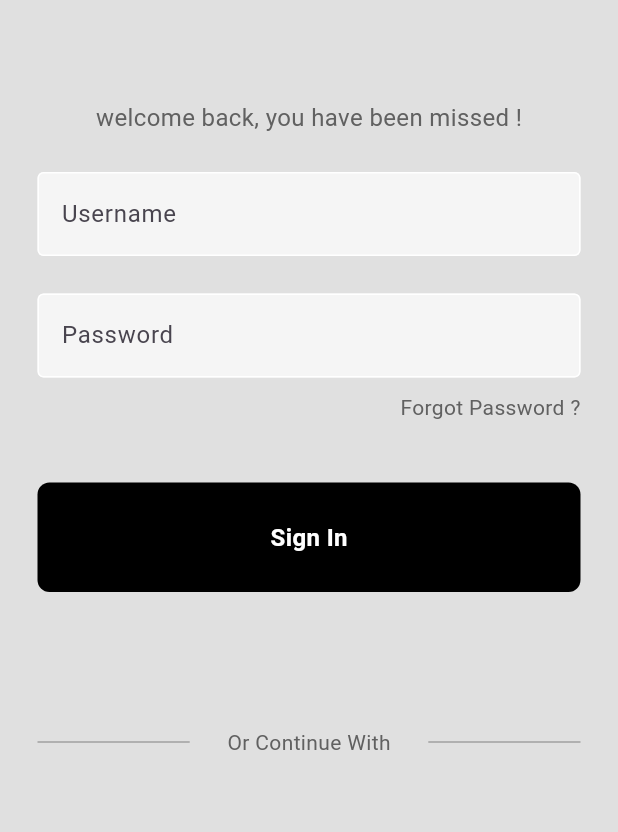
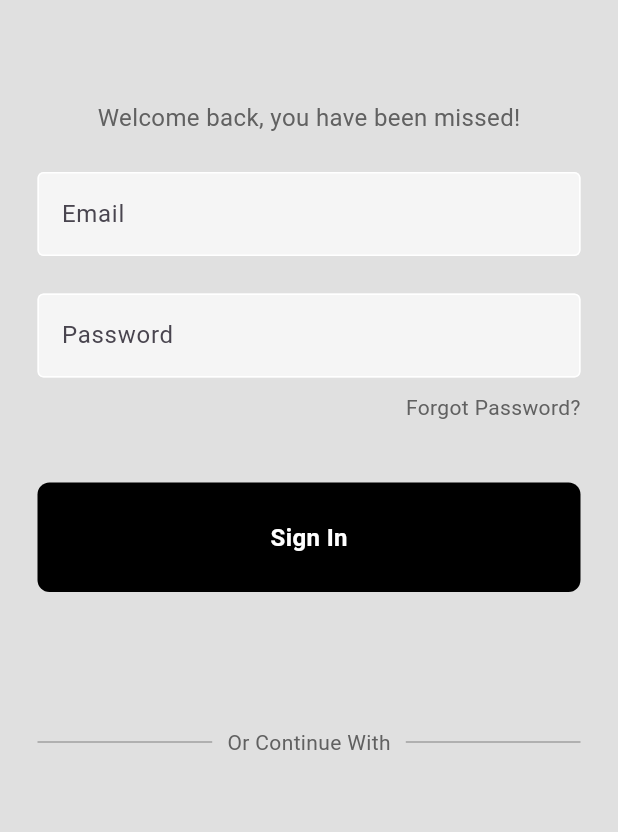
Before and after one commit to DerrickLegacy/stage_mgt_app, a Flutter app: the screen it shows after launch, on a phone screen of 412 x 824 dp. Shown: the part 245-1077 px from the top of the screen. Run offline on Flutter 3.47's test engine with Material 3 defaults, Android fonts, the phone set to English and light mode, and no system bars; our stand-ins replace accordion, firebase_auth, firebase_core; accounts and stored records are empty.

Commit message:
fix: my button fix

```diff
--- a/lib/components/my_button.dart
+++ b/lib/components/my_button.dart
@@ -2,9 +2,12 @@ import 'package:flutter/material.dart';
 
 class MyButton extends StatelessWidget {
   final Function()? onTap;
+  final String text;
+
   const MyButton({
     super.key,
     required this.onTap,
+    required this.text,
   });
 
   @override
@@ -18,12 +21,17 @@ class MyButton extends StatelessWidget {
           color: Colors.black,
           borderRadius: BorderRadius.circular(8),
         ),
-          child: const Center(
+        child: Center(
           child: Text(
-            'Sign In',
-            style: TextStyle(
-                color: Colors.white, fontWeight: FontWeight.bold, fontSize: 16),
-          ))),
+            text,
+            style: const TextStyle(
+              color: Colors.white,
+              fontWeight: FontWeight.bold,
+              fontSize: 16,
+            ),
+          ),
+        ),
+      ),
     );
   }
 }
--- a/lib/pages/auth_page.dart
+++ b/lib/pages/auth_page.dart
@@ -13,9 +13,9 @@ class AuthPage extends StatelessWidget {
         stream: FirebaseAuth.instance.authStateChanges(),
         builder: (context, snapshot) {
           if (snapshot.hasData) {
-            return const HomePage();
+            return HomePage();
           } else {
-            return LoginPage();
+            return const LoginPage();
           }
         },
       ),
--- a/lib/pages/login_page.dart
+++ b/lib/pages/login_page.dart
@@ -4,13 +4,101 @@ import 'package:stage_mgt_app/components/imageSquareTitle.dart';
 import 'package:stage_mgt_app/components/my_button.dart';
 import 'package:stage_mgt_app/components/my_textfield.dart';
 
-class LoginPage extends StatelessWidget {
-  LoginPage({super.key});
+class LoginPage extends StatefulWidget {
+  const LoginPage({super.key});
+
+  @override
+  State<LoginPage> createState() => _LoginPageState();
+}
+
+class _LoginPageState extends State<LoginPage> {
   final userNameController = TextEditingController();
   final passwordController = TextEditingController();
+
+  // Generic function to show a reusable dialog
+  void showCustomDialog({
+    required String title,
+    required String message,
+    Color titleColor = Colors.red,
+    Color backgroundColor = Colors.white,
+  }) {
+    showDialog(
+      context: context,
+      builder: (context) {
+        return AlertDialog(
+          backgroundColor: backgroundColor,
+          shape: RoundedRectangleBorder(
+            borderRadius: BorderRadius.circular(15),
+          ),
+          title: Text(
+            title,
+            style: TextStyle(
+              color: titleColor,
+              fontWeight: FontWeight.bold,
+            ),
+          ),
+          content: Text(
+            message,
+            style: const TextStyle(fontSize: 16),
+          ),
+          actions: [
+            TextButton(
+              child: const Text(
+                'Ok',
+                style: TextStyle(color: Colors.blue),
+              ),
+              onPressed: () {
+                Navigator.pop(context);
+              },
+            ),
+          ],
+        );
+      },
+    );
+  }
+
+  // Specific function to show "Invalid email or password" dialog
+  void wrongEmailOrPassword() {
+    showCustomDialog(
+      title: 'Error',
+      message: 'Invalid email or password',
+      titleColor: Colors.red,
+      backgroundColor: Colors.grey[200]!,
+    );
+  }
+
+  // Function to handle user sign-in
   void signUserIn() async {
+    // Show loading indicator
+    showDialog(
+      context: context,
+      builder: (context) {
+        return const Center(
+          child: CircularProgressIndicator(),
+        );
+      },
+    );
+
+    try {
       await FirebaseAuth.instance.signInWithEmailAndPassword(
-        email: userNameController.text, password: passwordController.text);
+        email: userNameController.text.trim(),
+        password: passwordController.text.trim(),
+      );
+
+      Navigator.pop(context); // Dismiss the loading indicator
+    } on FirebaseAuthException catch (e) {
+      Navigator.pop(context); // Dismiss the loading indicator
+
+      // Show appropriate error message
+      if (e.code == 'user-not-found' || e.code == 'wrong-password') {
+        wrongEmailOrPassword();
+      } else {
+        showCustomDialog(
+          title: 'Authentication Error',
+          message: e.message ?? 'An unknown error occurred.',
+        );
+      }
+    }
   }
 
   @override
@@ -21,69 +109,59 @@ class LoginPage extends StatelessWidget {
         child: SingleChildScrollView(
           child: Column(
             children: [
-              const SizedBox(
-                height: 70.0,
-              ),
-              // Logo
-              const Icon(
-                Icons.lock,
-                size: 100,
-              ),
-              const SizedBox(
-                height: 60.0,
-              ),
-              // Welcome back, you have been missed!
+              const SizedBox(height: 70.0),
+              const Icon(Icons.lock, size: 100),
+              const SizedBox(height: 60.0),
+
+              // Welcome message
               Text(
-                'welcome back, you have been missed !',
+                'Welcome back, you have been missed!',
                 style: TextStyle(
                   color: Colors.grey[700],
                   fontSize: 16,
                 ),
               ),
+              const SizedBox(height: 25.0),
 
-              const SizedBox(
-                height: 25.0,
-              ),
-
-              // Username textfield
+              // Username text field
               MyTextField(
                 controller: userNameController,
-                hintText: 'Username',
+                hintText: 'Email',
                 obscureText: false,
               ),
-              const SizedBox(
-                height: 25.0,
-              ),
-              // password
+              const SizedBox(height: 25.0),
+
+              // Password text field
               MyTextField(
                 controller: passwordController,
                 hintText: 'Password',
                 obscureText: true,
               ),
-              const SizedBox(
-                height: 10.0,
-              ),
-              // forgot passwordx
+              const SizedBox(height: 10.0),
+
+              // Forgot password text
               Padding(
                 padding: const EdgeInsets.symmetric(horizontal: 25.0),
-                child: Row(mainAxisAlignment: MainAxisAlignment.end, children: [
+                child: Row(
+                  mainAxisAlignment: MainAxisAlignment.end,
+                  children: [
                     Text(
-                    'Forgot Password ?',
+                      'Forgot Password?',
                       style: TextStyle(color: Colors.grey[700]),
                     ),
-                ]),
+                  ],
                 ),
-              const SizedBox(
-                height: 40.0,
               ),
-              // sign in button
+              const SizedBox(height: 40.0),
+
+              // Sign-in button
               MyButton(
                 onTap: signUserIn,
+                text: 'Sign In',
               ),
-              const SizedBox(
-                height: 90.0,
-              ),
-              //continue with
+              const SizedBox(height: 90.0),
+
+              // "Or Continue With" divider
               Padding(
                 padding: const EdgeInsets.symmetric(horizontal: 25.0),
                 child: Row(
@@ -95,7 +173,7 @@ class LoginPage extends StatelessWidget {
                       ),
                     ),
                     Padding(
-                      padding: const EdgeInsets.symmetric(horizontal: 25.0),
+                      padding: const EdgeInsets.symmetric(horizontal: 10.0),
                       child: Text(
                         "Or Continue With",
                         style: TextStyle(
@@ -113,10 +191,9 @@ class LoginPage extends StatelessWidget {
                   ],
                 ),
               ),
-              const SizedBox(
-                height: 50.0,
-              ),
-              // Google sign in
+              const SizedBox(height: 50.0),
+
+              // Social login buttons
               const Row(
                 mainAxisAlignment: MainAxisAlignment.center,
                 children: [
@@ -127,22 +204,23 @@ class LoginPage extends StatelessWidget {
                       imagePath: 'lib/images/icons8-apple-512.png'),
                 ],
               ),
-              const SizedBox(
-                height: 40.0,
-              ),
-              // register now text
+              const SizedBox(height: 40.0),
 
-              const Row(
+              // Register now text
+              Row(
                 mainAxisAlignment: MainAxisAlignment.center,
                 children: [
-                  Text("Not a member ?"),
-                  SizedBox(
-                    width: 4.0,
-                  ),
-                  Text(
+                  const Text("Not a member?"),
+                  const SizedBox(width: 4.0),
+                  GestureDetector(
+                    onTap: () {
+                      // Navigate to registration screen
+                    },
+                    child: const Text(
                       "Register now",
                       style: TextStyle(
                           color: Colors.blue, fontWeight: FontWeight.bold),
+                    ),
                   ),
                 ],
               ),
```
Also changed, not shown: lib/pages/booking/register_page.dart (added, +10 -0 lines), lib/pages/home_page.dart (+5 -3 lines). Lines whose indentation alone changed are shown as unchanged.
